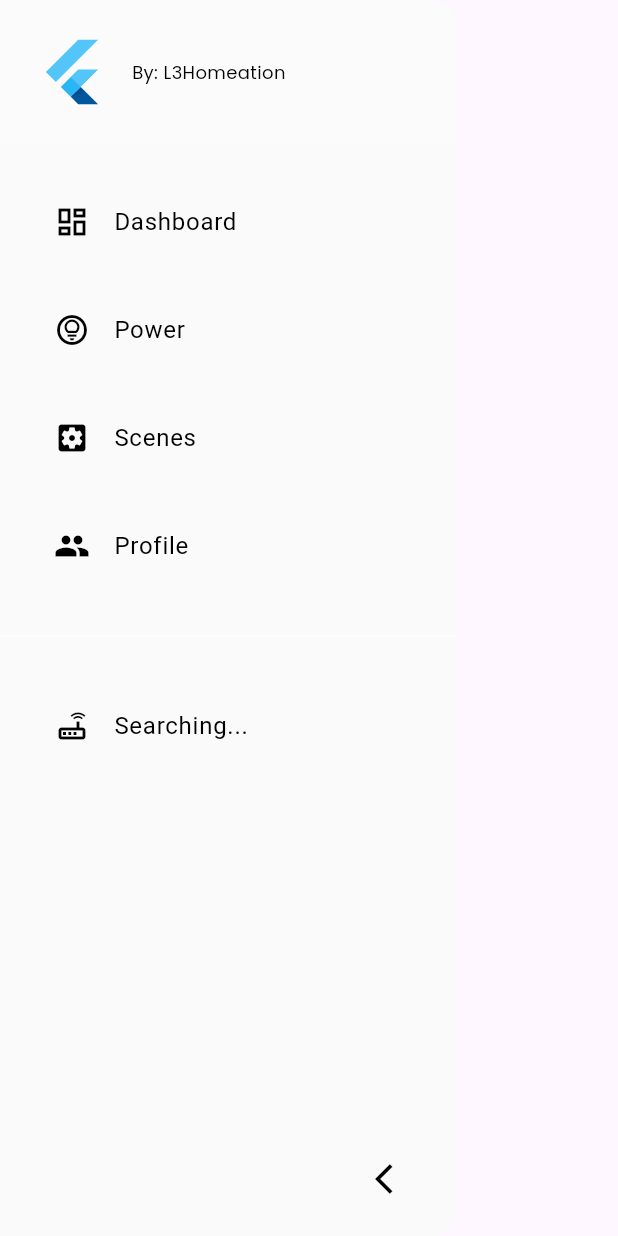
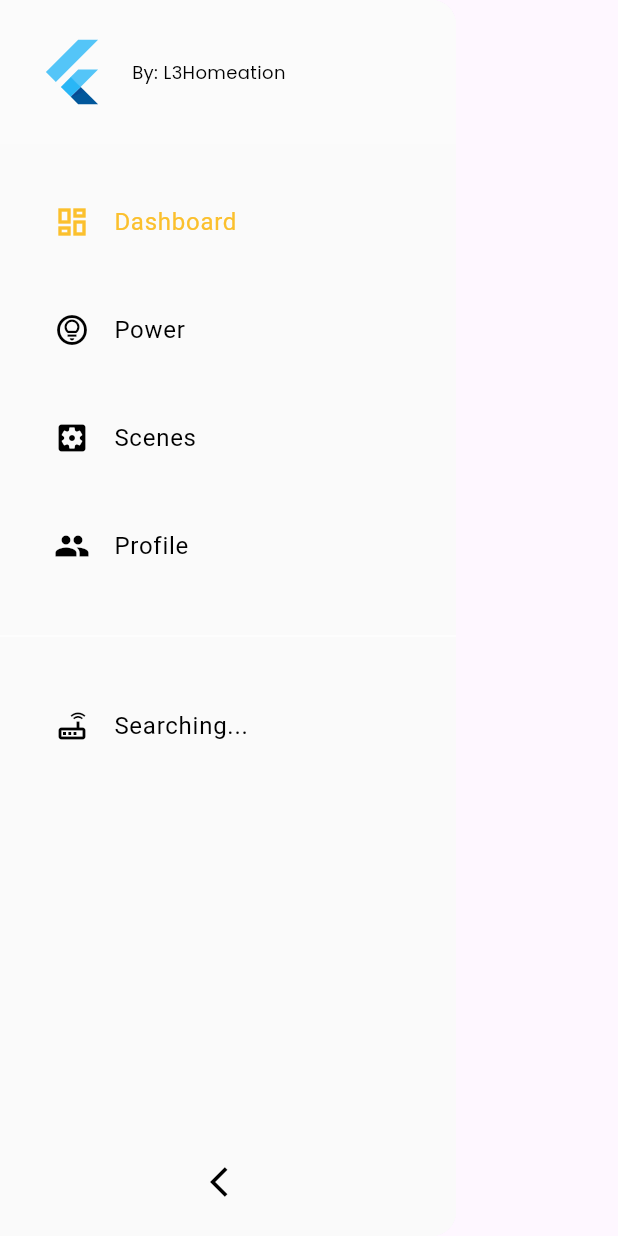
Before and after one commit to huiyinghuan/team12_PSD_NILM_Mobile_Application, a Flutter app: the NavigationDrawerWidget widget shown alone on an empty page, opened directly, on a phone screen of 412 x 824 dp. Run offline on Flutter 3.47's test engine with Material 3 defaults, Android fonts, the phone set to English and light mode, and no system bars; our stand-ins replace google_fonts; network calls fail.

Commit message:
added profile page and edited the navbar
navbar icons change colour when user is on the different pages

```diff
--- a/lib/provider/navigation_provider.dart
+++ b/lib/provider/navigation_provider.dart
@@ -5,6 +5,15 @@ class NavigationProvider extends ChangeNotifier {
 
   bool get isCollapsed => _isCollapsed;
 
+  int _currentIndex = 0;
+
+  int get currentIndex => _currentIndex;
+
+  set currentIndex(int index) {
+    _currentIndex = index;
+    notifyListeners();
+  }
+
   void toggleIsCollapsed() {
     _isCollapsed = !isCollapsed;
 
--- a/lib/widget/navigation_drawer_widget.dart
+++ b/lib/widget/navigation_drawer_widget.dart
@@ -1,6 +1,7 @@
 import 'package:flutter/material.dart';
 import 'package:l3homeation/models/drawer_item.dart';
 import 'package:l3homeation/pages/dashboard.dart';
+import 'package:l3homeation/pages/userProfile.dart';
 import 'package:provider/provider.dart';
 import 'package:l3homeation/provider/navigation_provider.dart';
 import 'package:l3homeation/data/drawer_items.dart';
@@ -12,7 +13,6 @@ class NavigationDrawerWidget extends StatelessWidget {
   Widget build(BuildContext context) {
     final safeArea =
         EdgeInsets.only(top: MediaQuery.of(context).viewPadding.top);
-
     final provider = Provider.of<NavigationProvider>(context);
     final isCollapsed = provider.isCollapsed;
 
@@ -30,14 +30,18 @@ class NavigationDrawerWidget extends StatelessWidget {
                 child: buildHeader(isCollapsed),
               ),
               const SizedBox(height: 24),
-              buildList(items: itemsFirst, isCollapsed: isCollapsed),
+              buildList(
+                  items: itemsFirst,
+                  isCollapsed: isCollapsed,
+                  context: context),
               const SizedBox(height: 24),
               Divider(color: Colors.white70),
               const SizedBox(height: 24),
               buildList(
-                indexOffset: itemsFirst.length,
                 items: itemsSecond,
                 isCollapsed: isCollapsed,
+                context: context,
+                indexOffset: itemsFirst.length,
               ),
               Spacer(),
               buildCollapseIcon(context, isCollapsed),
@@ -52,6 +56,7 @@ class NavigationDrawerWidget extends StatelessWidget {
   Widget buildList({
     required bool isCollapsed,
     required List<DrawerItem> items,
+    required BuildContext context,
     int indexOffset = 0,
   }) =>
       ListView.separated(
@@ -62,80 +67,92 @@ class NavigationDrawerWidget extends StatelessWidget {
         separatorBuilder: (context, index) => SizedBox(height: 16),
         itemBuilder: (context, index) {
           final item = items[index];
-
           return buildMenuItem(
             isCollapsed: isCollapsed,
-            text: item.title,
-            icon: item.icon,
-            onClicked: () => selectItem(context, indexOffset + index),
+            item: item,
+            context: context,
+            itemIndex: index + indexOffset,
+            onClicked: () => selectItem(context, index + indexOffset),
           );
         },
       );
 
   void selectItem(BuildContext context, int index) {
-    final navigateTo = (page) => Navigator.of(context).push(MaterialPageRoute(
+    final provider = Provider.of<NavigationProvider>(context, listen: false);
+    provider.currentIndex = index; // Update the current index
+
+    final navigateTo =
+        (Widget page) => Navigator.of(context).push(MaterialPageRoute(
               builder: (context) => page,
             ));
 
-    Navigator.of(context).pop();
+    Navigator.of(context).pop(); // Close the drawer
 
     switch (index) {
       case 0:
         navigateTo(dashboard());
         break;
+      case 3: // Assuming index 3 is where the UserProfile is located
+        navigateTo(UserProfile());
+        break;
+      // ... handle other cases as needed
     }
   }
 
   Widget buildMenuItem({
     required bool isCollapsed,
-    required String text,
-    required IconData icon,
+    required DrawerItem item,
+    required BuildContext context,
+    required int itemIndex,
     VoidCallback? onClicked,
   }) {
-    final color = Colors.black;
-    final leading = Icon(icon, color: color);
+    final provider = Provider.of<NavigationProvider>(context);
+    final isSelected = provider.currentIndex == itemIndex;
+
+    Color getIconColor() {
+      if (!isSelected) return Colors.black;
+      switch (item.title) {
+        case 'Dashboard':
+          return Colors.yellow.shade700;
+        case 'Power':
+          return Colors.green.shade800;
+        case 'Scenes':
+          return Colors.blue.shade800;
+        case 'Profile':
+          return Colors.orange.shade800;
+        default:
+          return Colors.black;
+      }
+    }
+
+    final iconColor = getIconColor();
 
     return Material(
       color: Colors.transparent,
       child: isCollapsed
           ? ListTile(
-              title: leading,
+              title: Icon(item.icon, color: iconColor),
               onTap: onClicked,
             )
           : ListTile(
-              leading: leading,
-              title: Text(text, style: TextStyle(color: color, fontSize: 16)),
+              leading: Icon(item.icon, color: iconColor),
+              title: Text(item.title,
+                  style: TextStyle(color: iconColor, fontSize: 16)),
               onTap: onClicked,
             ),
     );
   }
 
   Widget buildCollapseIcon(BuildContext context, bool isCollapsed) {
-    final double size = 52;
     final icon = isCollapsed ? Icons.arrow_forward_ios : Icons.arrow_back_ios;
-    final alignment = isCollapsed ? Alignment.center : Alignment.centerRight;
-    final margin = isCollapsed ? null : EdgeInsets.only(right: 16);
-    final width = isCollapsed ? double.infinity : size;
 
-    return Container(
-      alignment: alignment,
-      margin: margin,
-      child: Material(
-        color: Colors.transparent,
-        child: InkWell(
-          child: Container(
-            width: width,
-            height: size,
-            child: Icon(icon, color: Colors.black),
-          ),
-          onTap: () {
+    return IconButton(
+      icon: Icon(icon, color: Colors.black),
+      onPressed: () {
         final provider =
             Provider.of<NavigationProvider>(context, listen: false);
-
         provider.toggleIsCollapsed();
       },
-        ),
-      ),
     );
   }
 
```
Also changed, not shown: lib/pages/userProfile.dart (added, +433 -0 lines), lib/themes/colors.dart (+15 -0 lines), lib/widget/base_layout.dart (added, +26 -0 lines). Lines whose indentation alone changed are shown as unchanged.
